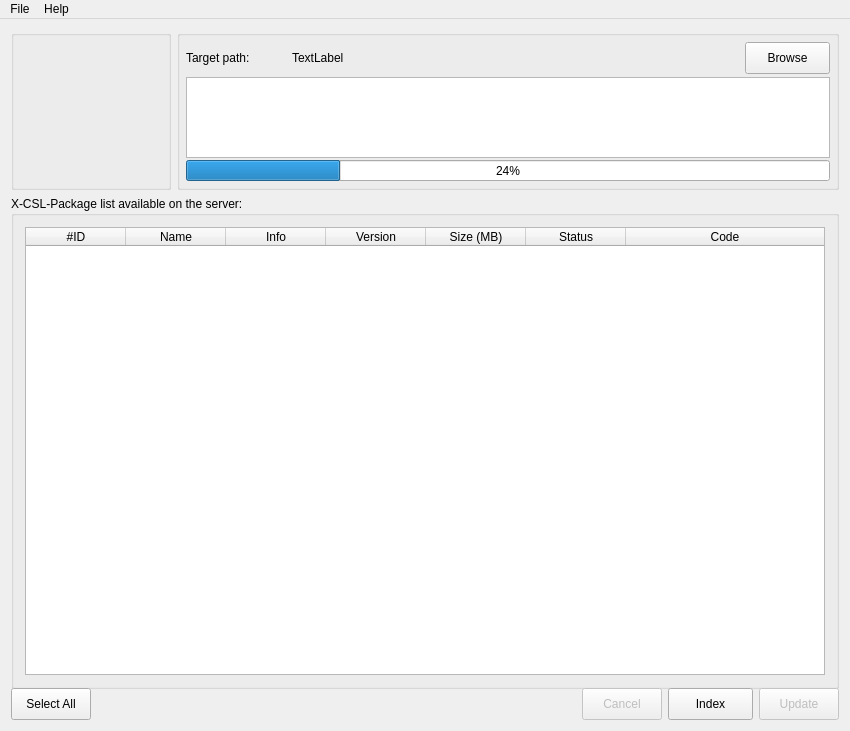
First picture: the form in src/mainwindow.ui, repository steptosky/x-csl-updater, before the edit.
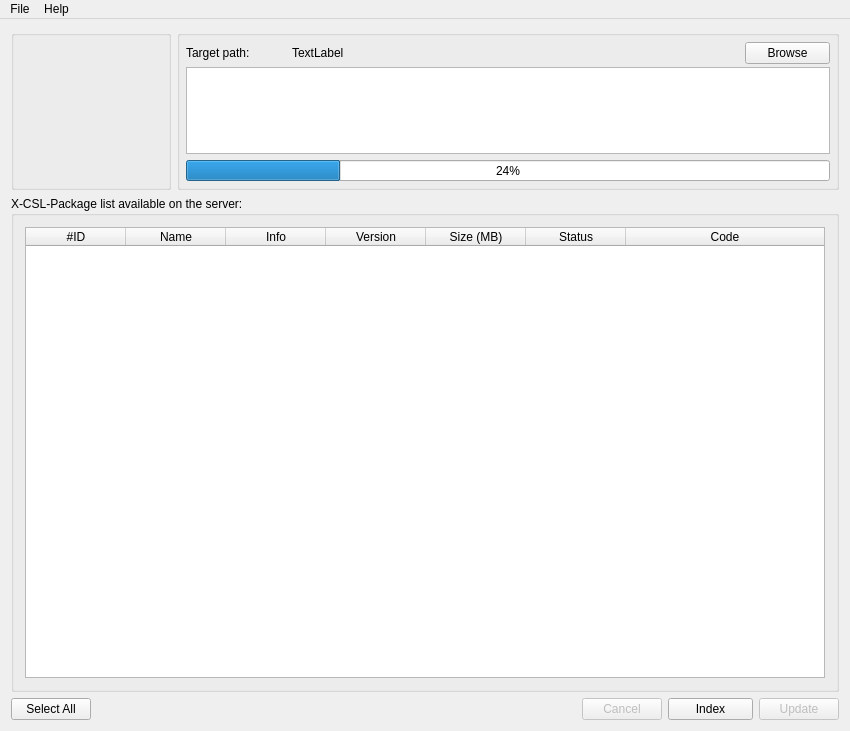
Second picture: the form after the edit. Icons and pictures are not drawn.

Commit message: another UI fix for Mac.

Diff of the .ui file:
```diff
--- a/src/mainwindow.ui
+++ b/src/mainwindow.ui
@@ -178,7 +178,7 @@
              <property name="minimumSize">
               <size>
                <width>85</width>
-               <height>32</height>
+               <height>0</height>
               </size>
              </property>
              <property name="maximumSize">
@@ -386,7 +386,7 @@
         <property name="minimumSize">
          <size>
           <width>0</width>
-          <height>32</height>
+          <height>0</height>
          </size>
         </property>
         <property name="contextMenuPolicy">
@@ -421,7 +421,7 @@
         <property name="minimumSize">
          <size>
           <width>0</width>
-          <height>32</height>
+          <height>0</height>
          </size>
         </property>
         <property name="toolTip">
@@ -440,7 +440,7 @@
         <property name="minimumSize">
          <size>
           <width>85</width>
-          <height>32</height>
+          <height>0</height>
          </size>
         </property>
         <property name="maximumSize">
@@ -471,7 +471,7 @@
         <property name="minimumSize">
          <size>
           <width>0</width>
-          <height>32</height>
+          <height>0</height>
          </size>
         </property>
         <property name="contextMenuPolicy">
```
The commit also changes 2 other files.
